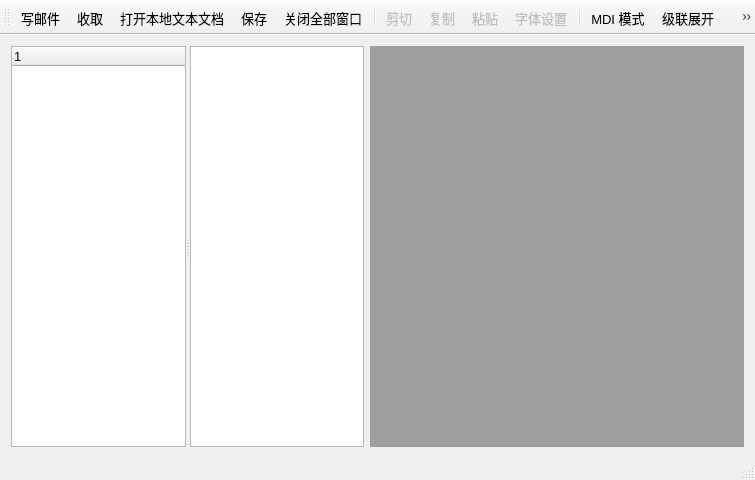
Wendy-ran/mailbox, file mailbox/mainwindow.ui: the form before one commit.
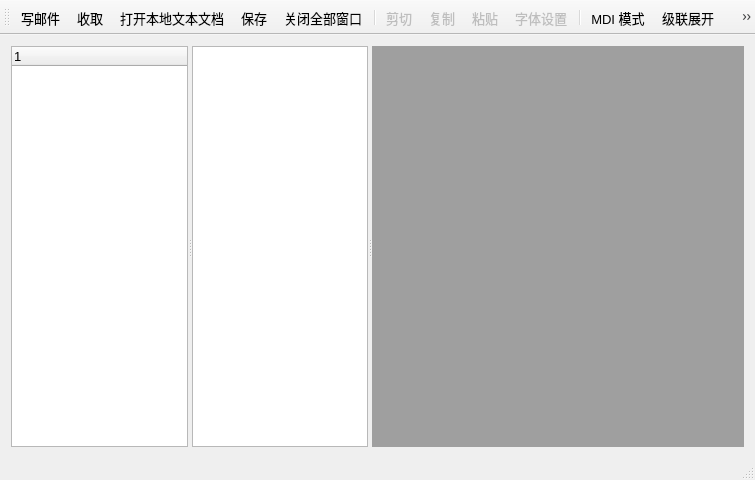
The form after the commit. Icons and pictures are not drawn.

Patch:
```diff
--- a/mailbox/mainwindow.ui
+++ b/mailbox/mainwindow.ui
@@ -21,6 +21,10 @@
   <widget class="QWidget" name="centralWidget">
    <layout class="QHBoxLayout" name="horizontalLayout">
     <item>
+     <widget class="QSplitter" name="splitter_2">
+      <property name="orientation">
+       <enum>Qt::Orientation::Horizontal</enum>
+      </property>
      <widget class="QSplitter" name="splitter">
       <property name="orientation">
        <enum>Qt::Orientation::Horizontal</enum>
@@ -32,11 +36,10 @@
         </property>
        </column>
       </widget>
-      <widget class="QTreeView" name="treeView"/>
-     </widget>
-    </item>
-    <item>
+       <widget class="QListWidget" name="listWidget"/>
+      </widget>
      <widget class="QMdiArea" name="mdiArea"/>
+     </widget>
     </item>
    </layout>
   </widget>
```
Lines whose indentation alone changed are shown as unchanged.
